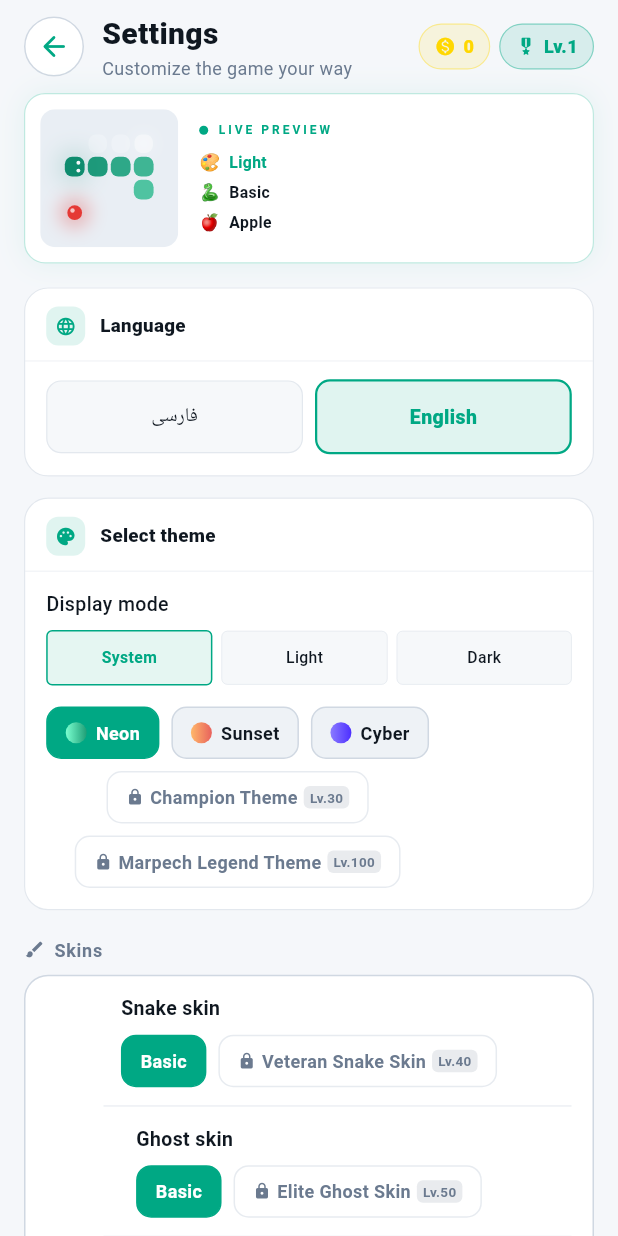
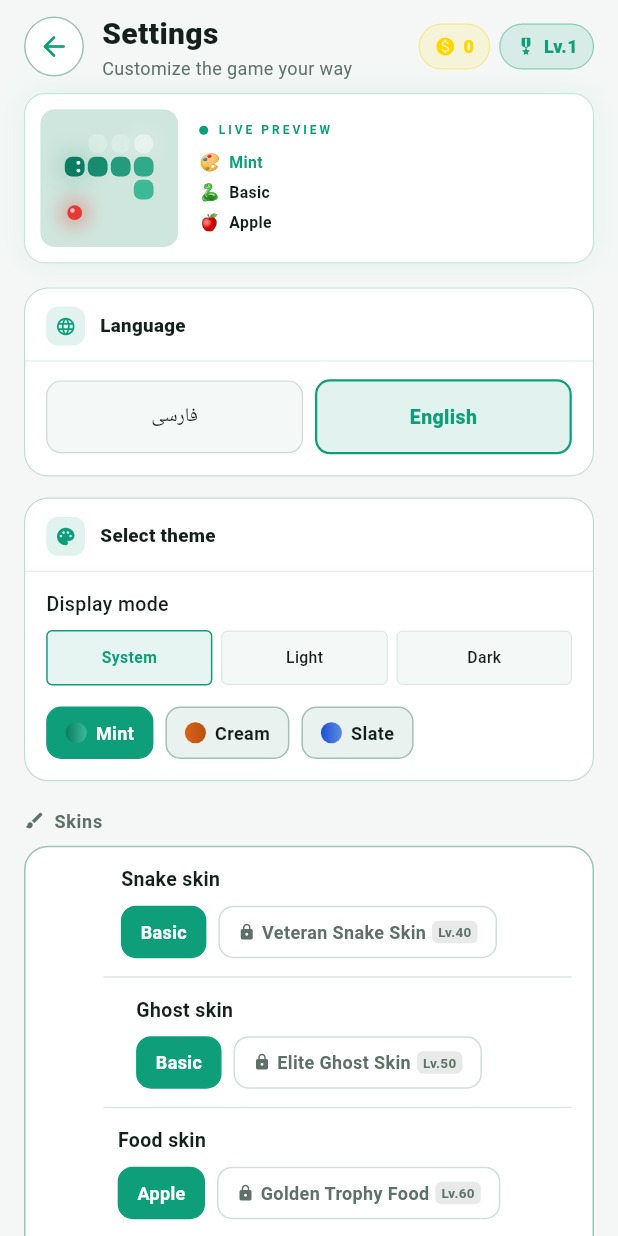
Before and after one commit to Mohamad811381/marpech, a Flutter app: the SettingsScreen screen opened directly with empty values, after a tap on "English", on a phone screen of 412 x 824 dp. Run offline on Flutter 3.47's test engine with Material 3 defaults, Android fonts, the phone set to English and light mode, and no system bars; our stand-ins replace audioplayers, material_ui, package_info_plus, shared_preferences; missing offline and left inert: dart:html; accounts and stored records are empty.

Commit message:
بهبود ظاهری

```diff
--- a/lib/app.dart
+++ b/lib/app.dart
@@ -3,7 +3,6 @@
 import 'package:flutter/foundation.dart';
 import 'package:flutter/material.dart';
 import 'package:shared_preferences/shared_preferences.dart';
-import 'models/game_palette.dart';
 import 'screens/main_shell.dart';
 import 'services/localization_service.dart';
 import 'services/theme_service.dart';
@@ -85,13 +84,17 @@ class _MarpechAppState extends State<MarpechApp> {
         LocalizationService.instance,
         ThemeService.mode,
         ThemeService.darkPalette,
+        ThemeService.lightPaletteId,
       ]),
       builder: (context, _) {
         return MaterialApp(
           title: L10n.t('app_name'),
           debugShowCheckedModeBanner: false,
           navigatorKey: _navigatorKey,
-          theme: ThemeService.buildTheme(lightPalette, Brightness.light),
+          theme: ThemeService.buildTheme(
+            ThemeService.lightPaletteById(ThemeService.lightPaletteId.value),
+            Brightness.light,
+          ),
           darkTheme: ThemeService.buildTheme(
             ThemeService.darkPalette.value,
             Brightness.dark,
--- a/lib/models/game_palette.dart
+++ b/lib/models/game_palette.dart
@@ -300,29 +300,70 @@ const marpechLegendPalette = GamePalette(
   onPrimary: Color(0xFF0A0014),
 );
 
+// ☀️ پالت‌های روشن (جدا از پالت‌های تاریک)
 
+// ☀️ پالت‌های روشن (جدا از پالت‌های تاریک)
 
-
-// ☀️ روشن (تم مستقل، جدا از پالت‌های تاریک)
-const lightPalette = GamePalette(
-  id: 'light',
-  bg: Color(0xFFF5F7FA),
+// 🌿 Mint: سفید مایل به خاکستری با آکسنت نعنایی
+const lightMintPalette = GamePalette(
+  id: 'light_mint',
+  bg: Color(0xFFF4F7F6),
   surface: Color(0xFFFFFFFF),
-  surfaceAlt: Color(0xFFEEF2F6),
-  border: Color(0xFFD0D8E2),
-  grid: Color(0xFFE3E9F0),
-  board: Color(0xFFE9EEF4),
-  snakeHead: Color(0xFF0E8C6E),
-  snakeTail: Color(0xFF4FC3A1),
-  food: Color(0xFFFF4D6D),
-  accent: Color(0xFF00A884),
-  textMuted: Color(0xFF6B7A8F),
-  textPrimary: Color(0xFF0F1720),
+  surfaceAlt: Color(0xFFE9F2EF),
+  border: Color(0xFF9FC2B6),
+  grid: Color(0xFFC5DDD5),
+  board: Color(0xFFCFE6DE),
+  snakeHead: Color(0xFF0A7D60),
+  snakeTail: Color(0xFF3DB996),
+  food: Color(0xFFE63956),
+  accent: Color(0xFF0E9F7A),
+  textMuted: Color(0xFF5E7068),
+  textPrimary: Color(0xFF13201C),
   onPrimary: Color(0xFFFFFFFF),
 );
 
+// 🍊 Cream: کرم ملایم با آکسنت نارنجی گرم
+const lightCreamPalette = GamePalette(
+  id: 'light_cream',
+  bg: Color(0xFFFBF6EC),
+  surface: Color(0xFFFFFDF8),
+  surfaceAlt: Color(0xFFF5EBD9),
+  border: Color(0xFFA9864E),
+  grid: Color(0xFFC4A46E),
+  board: Color(0xFFD4B88A),
+  snakeHead: Color(0xFFD9611A),
+  snakeTail: Color(0xFFB8500F),
+  food: Color(0xFFC62828),
+  accent: Color(0xFFD9611A),
+  textMuted: Color(0xFF7A6650),
+  textPrimary: Color(0xFF2B2016),
+  onPrimary: Color(0xFFFFFFFF),
+);
 
+// 🩵 Slate: خاکستری روشن با آکسنت آبی
+const lightSlatePalette = GamePalette(
+  id: 'light_slate',
+  bg: Color(0xFFEEF1F5),
+  surface: Color(0xFFFFFFFF),
+  surfaceAlt: Color(0xFFE3E8EF),
+  border: Color(0xFF8D9CB0),
+  grid: Color(0xFFBFCAD8),
+  board: Color(0xFFCBD5E1),
+  snakeHead: Color(0xFF1D4ED8),
+  snakeTail: Color(0xFF5B8DE0),
+  food: Color(0xFFE11D48),
+  accent: Color(0xFF2563EB),
+  textMuted: Color(0xFF55657A),
+  textPrimary: Color(0xFF0F172A),
+  onPrimary: Color(0xFFFFFFFF),
+);
 
+/// لیست پالت‌های روشن (پیش‌فرض: اولی)
+const lightPalettes = [
+  lightMintPalette,
+  lightCreamPalette,
+  lightSlatePalette,
+];
 
 const palettes = [
   neonPalette,
@@ -339,6 +380,6 @@ const palettes = [
   portalsPalette,
   timePalette,
   // ── Stage 3: به انتها اضافه شده — index حفظ می‌شود ──
-  championPalette,        // index 13
-  marpechLegendPalette,   // index 14
+  championPalette, // index 13
+  marpechLegendPalette, // index 14
 ];
--- a/lib/screens/settings_screen.dart
+++ b/lib/screens/settings_screen.dart
@@ -75,6 +75,7 @@ class _SettingsScreenState extends State<SettingsScreen>
     super.initState();
     _settings = SettingsService.current;
     _currentPalette = widget.palette;
+    ThemeService.lightPaletteId.addListener(_onThemeChanged);
     ThemeService.mode.addListener(_onThemeChanged);
     ThemeService.darkPalette.addListener(_onThemeChanged);
     _boardPulse = AnimationController(
@@ -90,6 +91,7 @@ class _SettingsScreenState extends State<SettingsScreen>
     _boardPulse.dispose();
     ThemeService.mode.removeListener(_onThemeChanged);
     ThemeService.darkPalette.removeListener(_onThemeChanged);
+    ThemeService.lightPaletteId.removeListener(_onThemeChanged);
     super.dispose();
   }
 
@@ -112,6 +114,34 @@ class _SettingsScreenState extends State<SettingsScreen>
       _coins = coins;
       _playerXp = xp;
     });
+  }
+
+  Widget _lightPaletteRow() {
+    return Wrap(
+      alignment: WrapAlignment.center,
+      spacing: 8,
+      runSpacing: 8,
+      children: lightPalettes.map((pal) {
+        final selected = pal.id == ThemeService.lightPaletteId.value;
+        return _cosmeticChip(
+          label: pal.name,
+          owned: true,
+          selected: selected,
+          leading: Container(
+            width: 14,
+            height: 14,
+            decoration: BoxDecoration(
+              gradient: LinearGradient(colors: [pal.snakeHead, pal.snakeTail]),
+              shape: BoxShape.circle,
+            ),
+          ),
+          onTap: () async {
+            await _audio.playSfx(Sfx.button);
+            await ThemeService.setLightPalette(pal);
+          },
+        );
+      }).toList(),
+    );
   }
 
   Future<void> _loadShop() async {
@@ -206,7 +236,10 @@ class _SettingsScreenState extends State<SettingsScreen>
                       children: [
                         _themeModeRow(),
                         const SizedBox(height: 14),
-                        _themeRow(),
+                        if (ThemeService.isLight(context))
+                          _lightPaletteRow()
+                        else
+                          _themeRow(),
                       ],
                     ),
                   ),
--- a/lib/services/theme_service.dart
+++ b/lib/services/theme_service.dart
@@ -1,4 +1,5 @@
-// ignore: deprecated_member_use
+// ignore_for_file: deprecated_member_use
+
 import 'package:flutter/material.dart';
 import 'package:shared_preferences/shared_preferences.dart';
 
@@ -9,23 +10,57 @@ class ThemeService {
   ThemeService._();
 
   static const _kMode = 'set_theme_mode';
+  static const _kLightPaletteId = 'set_light_palette_id';
+  static const _kDarkPaletteId = 'set_dark_palette_id';
 
   /// حالت انتخابی کاربر: system / light / dark
   static final ValueNotifier<ThemeMode> mode =
       ValueNotifier<ThemeMode>(ThemeMode.system);
 
-  /// پالت تاریک انتخابی (یکی از palettes)
+  /// id پالت روشن انتخابی
+  static final ValueNotifier<String> lightPaletteId =
+      ValueNotifier<String>(lightPalettes.first.id);
+
+  /// id پالت تاریک انتخابی
+  static final ValueNotifier<String> darkPaletteId =
+      ValueNotifier<String>(neonPalette.id);
+
+  /// پالت تاریک انتخابی (برای سازگاری با app.dart و settings_screen.dart)
   static final ValueNotifier<GamePalette> darkPalette =
       ValueNotifier<GamePalette>(neonPalette);
 
+  static GamePalette lightPaletteById(String id) {
+    for (final p in lightPalettes) {
+      if (p.id == id) return p;
+    }
+    return lightPalettes.first;
+  }
+
+  static GamePalette darkPaletteById(String id) {
+    for (final p in palettes) {
+      if (p.id == id) return p;
+    }
+    return neonPalette;
+  }
+
   static Future<void> load() async {
     final prefs = await SharedPreferences.getInstance();
-    final i = (prefs.getInt(_kMode) ?? 0)
-        .clamp(0, ThemeMode.values.length - 1);
+
+    final i = (prefs.getInt(_kMode) ?? 0).clamp(0, ThemeMode.values.length - 1);
     mode.value = ThemeMode.values[i];
 
-    final idx = await StorageService.getPaletteIndex();
-    darkPalette.value = palettes[idx.clamp(0, palettes.length - 1)];
+    final savedLight = prefs.getString(_kLightPaletteId);
+    lightPaletteId.value = lightPaletteById(savedLight ?? '').id;
+
+    String? savedDark = prefs.getString(_kDarkPaletteId);
+    if (savedDark == null) {
+      // مهاجرت: کاربر قدیمی، از ایندکس قبلی بخوان
+      final idx = await StorageService.getPaletteIndex();
+      savedDark = palettes[idx.clamp(0, palettes.length - 1)].id;
+    }
+    final dark = darkPaletteById(savedDark);
+    darkPaletteId.value = dark.id;
+    darkPalette.value = dark;
   }
 
   static Future<void> setMode(ThemeMode m) async {
@@ -34,11 +69,21 @@ class ThemeService {
     await prefs.setInt(_kMode, m.index);
   }
 
+  static Future<void> setLightPalette(GamePalette p) async {
+    final resolved = lightPaletteById(p.id);
+    lightPaletteId.value = resolved.id;
+    final prefs = await SharedPreferences.getInstance();
+    await prefs.setString(_kLightPaletteId, resolved.id);
+  }
+
   static Future<void> setDarkPalette(GamePalette p) async {
-    final idx = palettes.indexWhere((pp) => pp.id == p.id);
-    if (idx < 0) return;
-    darkPalette.value = p;
-    await StorageService.setPaletteIndex(idx);
+    final resolved = darkPaletteById(p.id);
+    darkPaletteId.value = resolved.id;
+    darkPalette.value = resolved;
+    final idx = palettes.indexWhere((pp) => pp.id == resolved.id);
+    if (idx >= 0) await StorageService.setPaletteIndex(idx);
+    final prefs = await SharedPreferences.getInstance();
+    await prefs.setString(_kDarkPaletteId, resolved.id);
   }
 
   /// آیا الان باید تم روشن نمایش داده شود؟
@@ -50,10 +95,12 @@ class ThemeService {
 
   /// پالت نهایی که باید الان در کل اپ استفاده شود
   static GamePalette resolve(BuildContext context) {
-    return isLight(context) ? lightPalette : darkPalette.value;
+    return isLight(context)
+        ? lightPaletteById(lightPaletteId.value)
+        : darkPalette.value;
   }
 
-  /// ThemeData ساده؛ فقط برای ویجت‌های Material (Dialog، SnackBar و ...)
+  /// ThemeData ساده؛ فقط برای ویجت‌های Material
   static ThemeData buildTheme(GamePalette p, Brightness b) {
     return ThemeData(
       useMaterial3: true,
--- a/lib/services/translations.dart
+++ b/lib/services/translations.dart
@@ -759,6 +759,9 @@ const Map<String, Map<String, String>> translations = {
     'settings_theme_light': 'روشن',
     'settings_theme_dark': 'تاریک',
     'palette_light_name': 'روشن',
+    'palette_light_mint_name': 'نعنایی',
+    'palette_light_cream_name': 'کرم',
+    'palette_light_slate_name': 'اسلیت',
   },
   'en': {
     // ---------- Common ----------
@@ -1518,5 +1521,8 @@ const Map<String, Map<String, String>> translations = {
     'settings_theme_light': 'Light',
     'settings_theme_dark': 'Dark',
     'palette_light_name': 'Light',
+    'palette_light_mint_name': 'Mint',
+    'palette_light_cream_name': 'Cream',
+    'palette_light_slate_name': 'Slate',
   },
 };
--- a/pubspec.yaml
+++ b/pubspec.yaml
@@ -1,7 +1,7 @@
 name: marpech
 description: بازی مار با طراحی نئونی — برای اندروید و وب
 publish_to: 'none'
-version: 1.0.5+18
+version: 1.0.5+19
 
 environment:
   sdk: '>=3.0.0 <4.0.0'
```
Also changed, not shown: lib/screens/tabs/home_tab.dart (+23 -9 lines).
